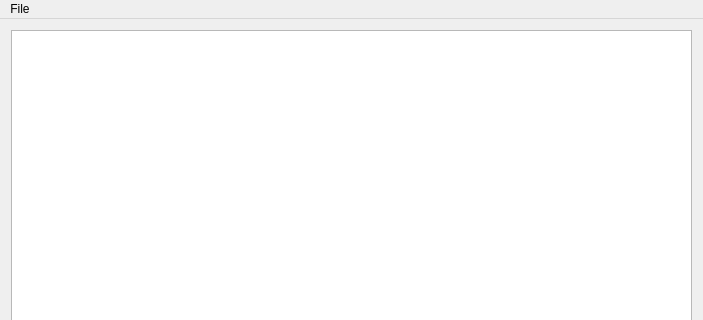
Qt form src/mainwindow.ui (maklakovsergey/nonogram) before a commit; both pictures show x 0 to 703 and y 0 to 320 of the 703 by 547 pixel window.
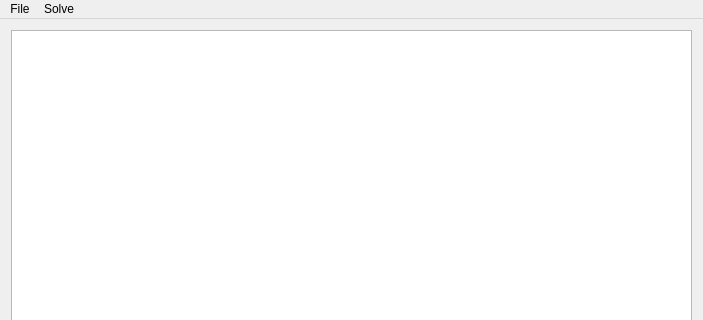
The same form after that commit.

```diff
--- a/src/mainwindow.ui
+++ b/src/mainwindow.ui
@@ -48,7 +48,7 @@
      <x>0</x>
      <y>0</y>
      <width>703</width>
-     <height>21</height>
+     <height>22</height>
     </rect>
    </property>
    <widget class="QMenu" name="menu">
@@ -61,7 +61,14 @@
     <addaction name="separator"/>
     <addaction name="action_quit"/>
    </widget>
+   <widget class="QMenu" name="menuSolve">
+    <property name="title">
+     <string>Solve</string>
+    </property>
+    <addaction name="action_solve"/>
+   </widget>
    <addaction name="menu"/>
+   <addaction name="menuSolve"/>
   </widget>
   <action name="action_open">
    <property name="text">
```
Left out of the diff: 22 changed lines with no effect on the pictures.
